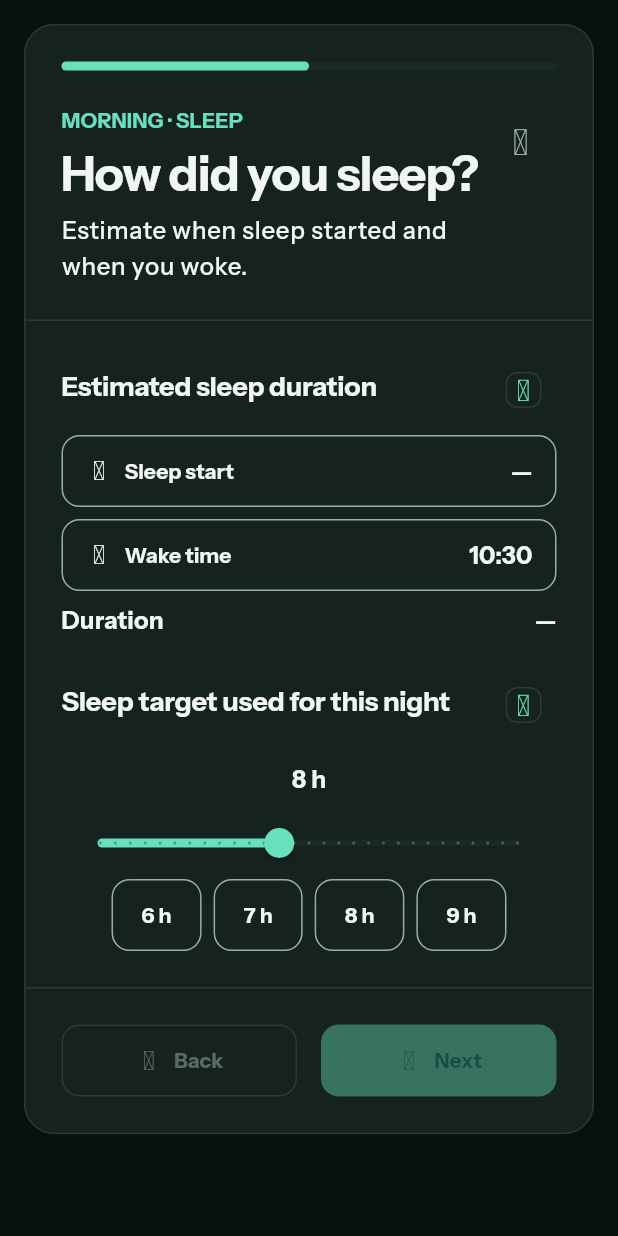
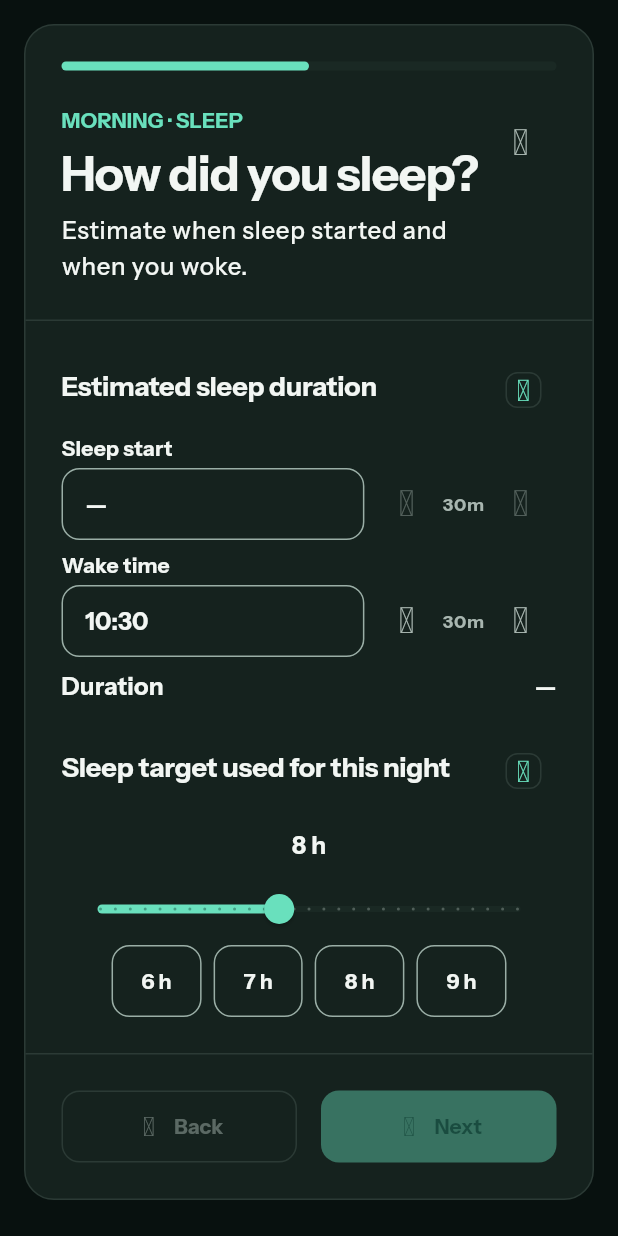
Before and after one commit to MyLifeGraph/MyLifeGraph, a Flutter app: the MorningCalibrationPage screen opened by its route, on a phone screen of 412 x 824 dp. Run offline on Flutter 3.47's test engine with Material 3 defaults, Android fonts, the phone set to English and light mode, and no system bars; our stand-ins replace connectivity_plus, dio, flutter_riverpod, flutter_secure_storage, flutter_svg, go_router and 6 more; missing offline and left inert: dart:js_interop, file_selector, record, webview_flutter_android; accounts and stored records are empty; project files that could hold a hidden picture were left out.

Commit message:
ui: add sleep time shortcuts and a growing coach composer

```diff
--- a/apps/mobile/lib/features/quick_action/presentation/pages/morning_calibration_page.dart
+++ b/apps/mobile/lib/features/quick_action/presentation/pages/morning_calibration_page.dart
@@ -116,6 +116,7 @@ class _MorningCalibrationPageState
         const SizedBox(height: AppSpacing.sm),
         CaptureClockControl(
           label: 'Sleep start',
+          quickAdjust: true,
           semanticLabel: 'estimated sleep start',
           value: _draft.estimatedSleepStartedAt == null
               ? null
@@ -125,6 +126,7 @@ class _MorningCalibrationPageState
         const SizedBox(height: AppSpacing.sm),
         CaptureClockControl(
           label: 'Wake time',
+          quickAdjust: true,
           semanticLabel: 'estimated wake time',
           value: _draft.wokeAt == null
               ? null
--- a/apps/mobile/lib/features/quick_action/presentation/widgets/daily_capture_controls.dart
+++ b/apps/mobile/lib/features/quick_action/presentation/widgets/daily_capture_controls.dart
@@ -427,6 +427,7 @@ class CaptureClockControl extends StatelessWidget {
     required this.onChanged,
     this.fallback = const TimeOfDay(hour: 23, minute: 0),
     this.quickValues = const [],
+    this.quickAdjust = false,
     super.key,
   });
 
@@ -436,14 +437,24 @@ class CaptureClockControl extends StatelessWidget {
   final ValueChanged<String> onChanged;
   final TimeOfDay fallback;
   final List<String> quickValues;
+  final bool quickAdjust;
+
+  void _adjust(TimeOfDay time, int minutes) {
+    final clock = (time.hour * 60 + time.minute + minutes) % (24 * 60);
+    onChanged(
+      '${(clock ~/ 60).toString().padLeft(2, '0')}:'
+      '${(clock % 60).toString().padLeft(2, '0')}',
+    );
+  }
 
   @override
   Widget build(BuildContext context) {
     final parsed = _parseTimeOfDay(value);
-    return Column(
-      crossAxisAlignment: CrossAxisAlignment.stretch,
-      children: [
-        Semantics(
+    final timeText = Text(
+      value ?? '—',
+      style: Theme.of(context).textTheme.titleMedium,
+    );
+    final clockButton = Semantics(
           button: true,
           label: semanticLabel,
           value: value ?? '—',
@@ -472,17 +483,39 @@ class CaptureClockControl extends StatelessWidget {
             ),
             child: Row(
               children: [
-                const Icon(AppIcons.schedule),
-                const SizedBox(width: AppSpacing.sm),
-                Expanded(child: Text(label)),
-                Text(
-                  value ?? '—',
-                  style: Theme.of(context).textTheme.titleMedium,
-                ),
+                if (!quickAdjust) ...[
+                  const Icon(AppIcons.schedule),
+                  const SizedBox(width: AppSpacing.sm),
+                ],
+                if (!quickAdjust) Expanded(child: Text(label)),
+                if (quickAdjust) Flexible(child: timeText) else timeText,
               ],
             ),
           ),
-        ),
+        );
+    return Column(
+      crossAxisAlignment: CrossAxisAlignment.stretch,
+      children: [
+        if (quickAdjust) ...[
+          Text(label, style: Theme.of(context).textTheme.labelLarge),
+          const SizedBox(height: AppSpacing.xs),
+          Row(children: [
+            Expanded(child: clockButton),
+            const SizedBox(width: AppSpacing.xs),
+            IconButton(
+              tooltip: '$label 30 minutes earlier',
+              onPressed: parsed == null ? null : () => _adjust(parsed, -30),
+              icon: const Icon(AppIcons.removeCircleOutline),
+            ),
+            Text('30m', style: Theme.of(context).textTheme.labelSmall),
+            IconButton(
+              tooltip: '$label 30 minutes later',
+              onPressed: parsed == null ? null : () => _adjust(parsed, 30),
+              icon: const Icon(AppIcons.add),
+            ),
+          ]),
+        ] else
+          clockButton,
         if (quickValues.isNotEmpty) ...[
           const SizedBox(height: AppSpacing.sm),
           Wrap(
```
Also changed, not shown: apps/mobile/lib/features/coach/presentation/pages/coach_page.dart (+9 -3 lines), 7 other files.
